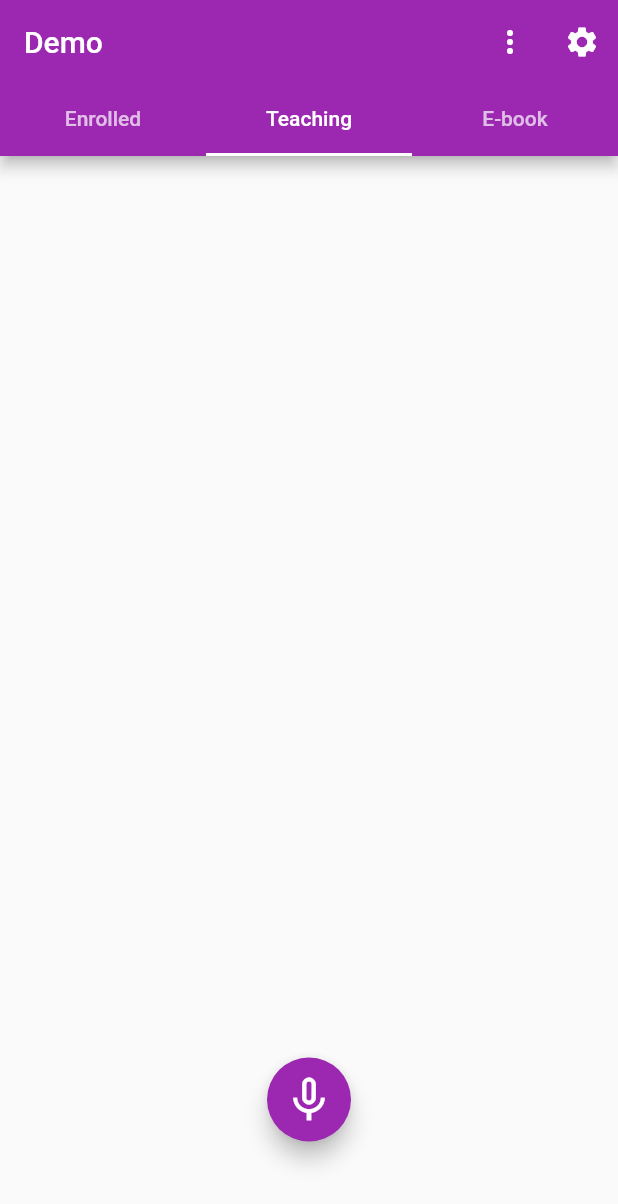
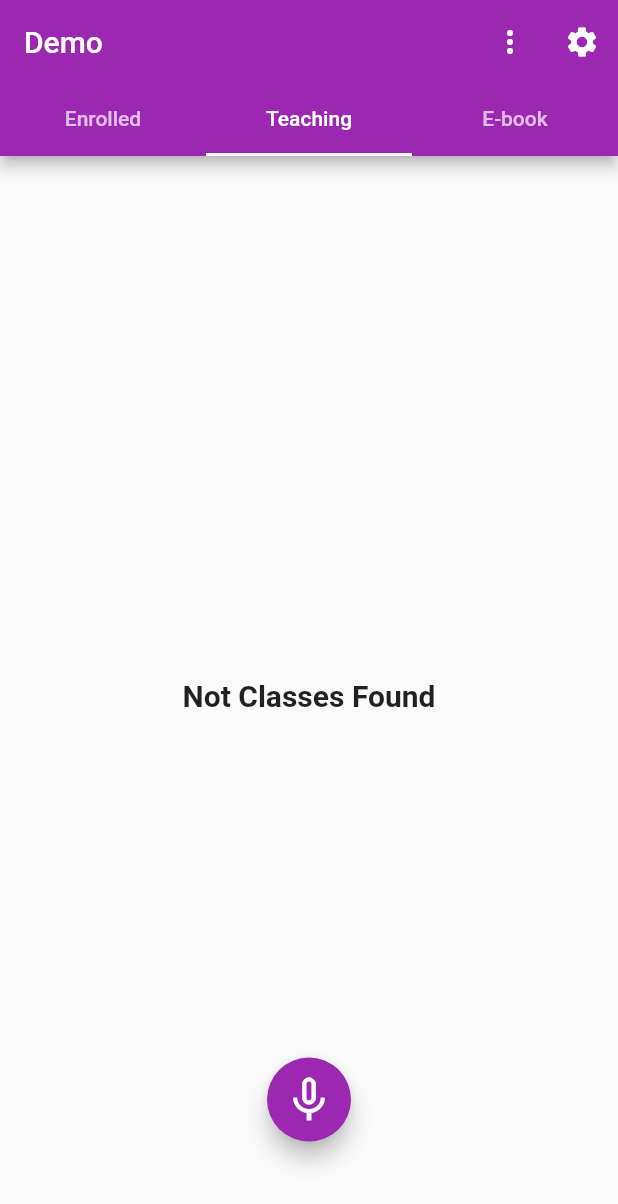
Before and after one commit to tcr123/flutter_learning_app, a Flutter app: the screen it shows once a user with an empty profile is signed in, tab 2 chosen, on a phone screen of 412 x 824 dp. Shown: the top 1204 px of the screen. Run offline on Flutter 3.47's test engine with Material 2 defaults, Android fonts, the phone set to English and light mode, and no system bars; drawn by our look-alikes of avatar_glow; our stand-ins replace cloud_firestore, firebase_auth, firebase_core, flutter_spinkit, speech_to_text; accounts and stored records are empty.

Commit message:
project6

```diff
--- a/lib/models/class_model.dart
+++ b/lib/models/class_model.dart
@@ -1,11 +1,13 @@
 class ClassModel {
   final String class_name;
+  final String class_code;
   final String subject;
   final String lecture_name;
   final String user_id;
 
   ClassModel({
     required this.class_name,
+    required this.class_code,
     required this.subject,
     required this.lecture_name,
     required this.user_id,
--- a/lib/models/customer.dart
+++ b/lib/models/customer.dart
@@ -2,8 +2,8 @@ class Customer {
 
   final String name;
   final String classes;
-  final int token;
+  final int score;
 
-  Customer({ required this.name, required this.classes, required this.token });
+  Customer({ required this.name, required this.classes, required this.score });
 
 }
--- a/lib/pages/create_class/create_class.dart
+++ b/lib/pages/create_class/create_class.dart
@@ -31,9 +31,9 @@ class _CreateClassState extends State<CreateClass> {
               // modified after the your project done
               onPressed: () async {
                 if (user != null) {
-                  await ClassDataBaseService(class_code: class_code)
+                  await ClassDataBaseService()
                       .updateClassData(
-                          class_name, subject, lecture_name, user.user_id);
+                          class_name, class_code, subject, lecture_name, user.user_id);
                 } else {
                   print("user id not found");
                 }
--- a/lib/pages/home/home_page.dart
+++ b/lib/pages/home/home_page.dart
@@ -4,14 +4,13 @@ import 'package:demo/pages/create_class/create_class.dart';
 import 'package:demo/pages/home/list/class_list.dart';
 import 'package:demo/pages/home/list/class_tile.dart';
 import 'package:demo/pages/join_class/join_class.dart';
-import 'package:demo/service/database.dart';
+import 'package:demo/database/database.dart';
 import 'package:flutter/material.dart';
 import 'package:demo/api/speech_api.dart';
 import 'package:demo/main.dart';
 import 'package:demo/service/auth.dart';
 import 'package:demo/utils.dart';
 import 'package:provider/provider.dart';
-import 'package:demo/pages/home/customer_list.dart';
 
 class HomePage extends StatefulWidget {
   HomePage({Key? key}) : super(key: key);
@@ -38,7 +37,7 @@ class _HomePageState extends State<HomePage>
   Widget build(BuildContext context) {
     return StreamProvider.value(
       initialData: null,
-      value: ClassDataBaseService(class_code: "").classes,
+      value: ClassDataBaseService().classes,
       child: Scaffold(
         appBar: AppBar(
           title: Text(MyApp.title),
--- a/lib/pages/home/list/class_list.dart
+++ b/lib/pages/home/list/class_list.dart
@@ -19,17 +19,30 @@ class _ClassListState extends State<ClassList> {
     final classModel = Provider.of<List<ClassModel>?>(context);
     final user = Provider.of<Id?>(context);
 
+    bool show_class = false;
     List<ClassModel> result = [];
     if (classModel != null && user != null) {
       result =
           (classModel.where((item) => item.user_id == user.user_id)).toList();
     }
 
-    return ListView.builder(
-      itemCount: result.length,
-      itemBuilder: (context, index) {
-        return ClassTile(classes: result[index]);
-      },
+    if (result.isNotEmpty) {
+      show_class = true;
+    }
+
+    return show_class ? ListView.builder(
+        itemCount: result.length,
+        itemBuilder: (context, index) {
+          return ClassTile(classes: result[index]);
+        },
+      ) : Center(
+        child: Text(
+          "Not Classes Found",
+          style: TextStyle(
+            fontSize: 20.0,
+            fontWeight: FontWeight.bold,
+          ),
+        ),
     );
   }
 }
--- a/lib/pages/home/customer_list.dart
+++ b/lib/pages/home/list/customer_list.dart
@@ -3,7 +3,7 @@ import 'package:demo/service/loading.dart';
 import 'package:flutter/material.dart';
 import 'package:provider/provider.dart';
 import 'package:demo/models/customer.dart';
-import 'package:demo/pages/home/customer_tile.dart';
+import 'package:demo/pages/home/list/customer_tile.dart';
 
 class CustomerList extends StatefulWidget {
   const CustomerList({Key? key}) : super(key: key);
--- a/lib/pages/home/customer_tile.dart
+++ b/lib/pages/home/list/customer_tile.dart
@@ -17,7 +17,7 @@ class CustomerTile extends StatelessWidget {
             backgroundColor: Colors.brown,
           ),
           title: Text(customer.name),
-          subtitle: Text("You have ${customer.token} token"),
+          subtitle: Text("You have ${customer.score} token"),
         ),
       ),
     );
--- a/lib/service/auth.dart
+++ b/lib/service/auth.dart
@@ -1,7 +1,7 @@
 import 'package:firebase_auth/firebase_auth.dart';
 import 'package:firebase_core/firebase_core.dart';
 import 'package:demo/models/Id.dart';
-import 'package:demo/service/database.dart';
+import 'package:demo/database/database.dart';
 
 class AuthService {
   final FirebaseAuth _auth = FirebaseAuth.instance;
```
Also changed, not shown: lib/database/class_data.dart (+4 -4 lines), lib/database/database.dart (renamed from lib/service/database.dart, +10 -3 lines).
